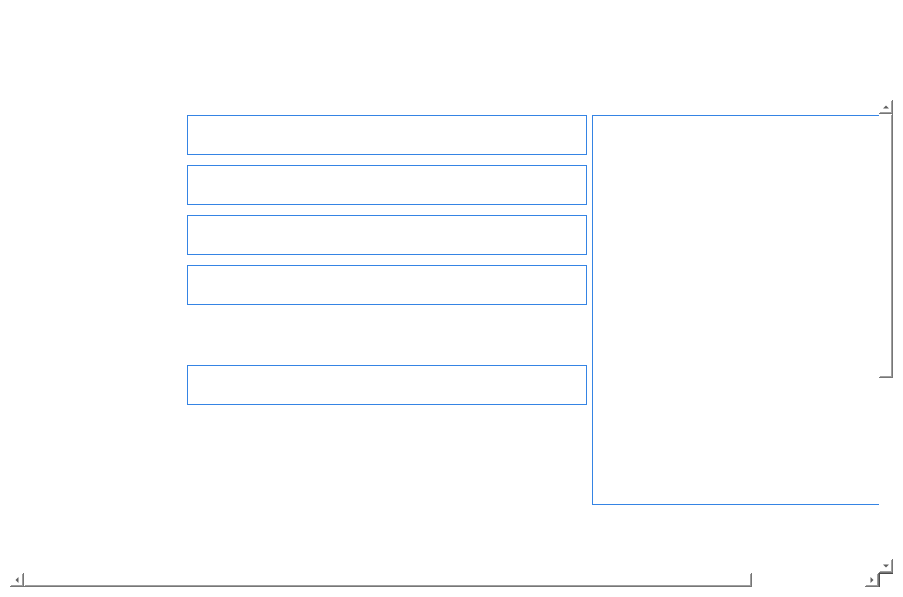
Qt form forms/Page_5.ui (apollo-k22/FaceAI-Product) before a commit.
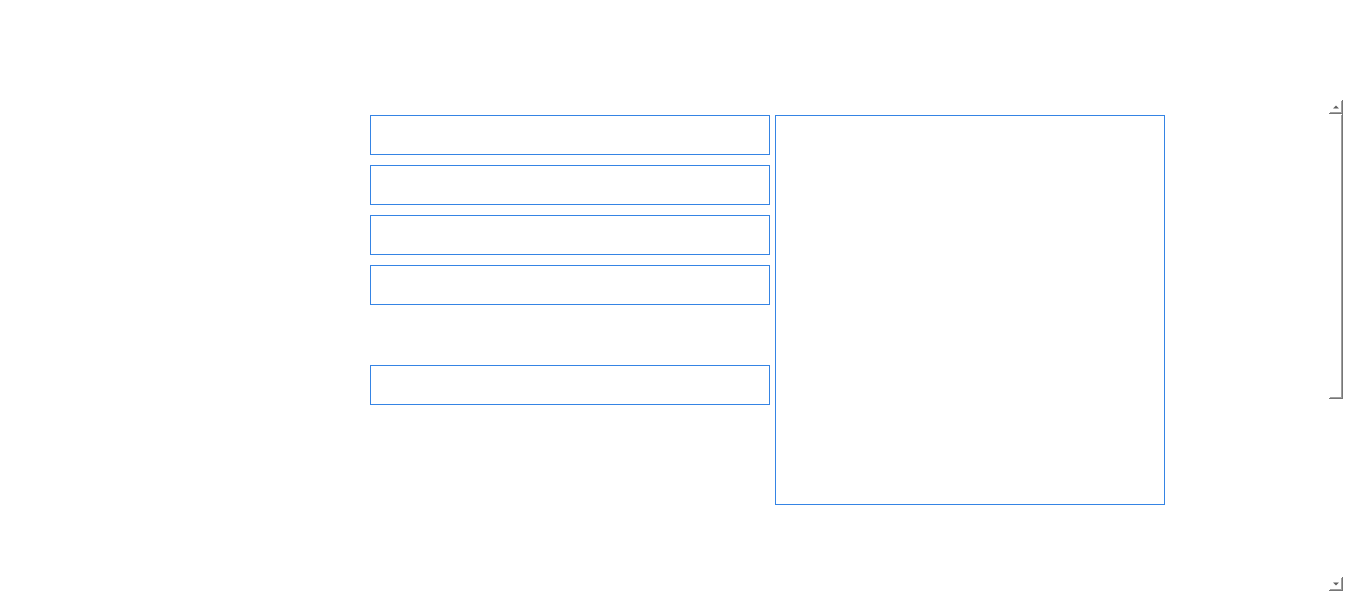
The same form after that commit. Icons and pictures are not drawn.

The edit to the form file:
```diff
--- a/forms/Page_5.ui
+++ b/forms/Page_5.ui
@@ -6,8 +6,8 @@
    <rect>
     <x>0</x>
     <y>0</y>
-    <width>903</width>
-    <height>597</height>
+    <width>1353</width>
+    <height>601</height>
    </rect>
   </property>
   <property name="styleSheet">
@@ -243,7 +243,7 @@
          <rect>
           <x>0</x>
           <y>0</y>
-          <width>1016</width>
+          <width>1314</width>
           <height>840</height>
          </rect>
         </property>
@@ -344,7 +344,7 @@
                       <enum>QFormLayout::DontWrapRows</enum>
                      </property>
                      <property name="horizontalSpacing">
-                      <number>6</number>
+                      <number>0</number>
                      </property>
                      <property name="verticalSpacing">
                       <number>10</number>
@@ -375,6 +375,12 @@
                          <height>40</height>
                         </size>
                        </property>
+                       <property name="maximumSize">
+                        <size>
+                         <width>140</width>
+                         <height>40</height>
+                        </size>
+                       </property>
                        <property name="font">
                         <font>
                          <pointsize>11</pointsize>
@@ -461,38 +467,6 @@
                        </property>
                       </widget>
                      </item>
-                     <item row="2" column="0">
-                      <widget class="QLabel" name="label_3">
-                       <property name="sizePolicy">
-                        <sizepolicy hsizetype="Expanding" vsizetype="Expanding">
-                         <horstretch>0</horstretch>
-                         <verstretch>0</verstretch>
-                        </sizepolicy>
-                       </property>
-                       <property name="minimumSize">
-                        <size>
-                         <width>140</width>
-                         <height>40</height>
-                        </size>
-                       </property>
-                       <property name="maximumSize">
-                        <size>
-                         <width>250</width>
-                         <height>40</height>
-                        </size>
-                       </property>
-                       <property name="styleSheet">
-                        <string notr="true">color: rgb(255, 255, 255);
-background:none;</string>
-                       </property>
-                       <property name="text">
-                        <string>Time of report generation:</string>
-                       </property>
-                       <property name="alignment">
-                        <set>Qt::AlignLeading|Qt::AlignLeft|Qt::AlignVCenter</set>
-                       </property>
-                      </widget>
-                     </item>
                      <item row="2" column="1">
                       <widget class="QLabel" name="lblTimeOfReportGeneration">
                        <property name="sizePolicy">
@@ -773,12 +747,50 @@
                        </property>
                       </widget>
                      </item>
+                     <item row="2" column="0">
+                      <widget class="QLabel" name="label_3">
+                       <property name="sizePolicy">
+                        <sizepolicy hsizetype="Preferred" vsizetype="Fixed">
+                         <horstretch>0</horstretch>
+                         <verstretch>0</verstretch>
+                        </sizepolicy>
+                       </property>
+                       <property name="minimumSize">
+                        <size>
+                         <width>140</width>
+                         <height>40</height>
+                        </size>
+                       </property>
+                       <property name="maximumSize">
+                        <size>
+                         <width>300</width>
+                         <height>40</height>
+                        </size>
+                       </property>
+                       <property name="font">
+                        <font>
+                         <family>Arial</family>
+                         <pointsize>13</pointsize>
+                        </font>
+                       </property>
+                       <property name="styleSheet">
+                        <string notr="true">color:white;
+background:none;</string>
+                       </property>
+                       <property name="text">
+                        <string>Time of report generation:</string>
+                       </property>
+                      </widget>
+                     </item>
                     </layout>
                    </item>
                   </layout>
                  </item>
                  <item>
                   <layout class="QVBoxLayout" name="verticalLayout_4">
+                   <property name="spacing">
+                    <number>0</number>
+                   </property>
                    <property name="topMargin">
                     <number>5</number>
                    </property>
@@ -790,12 +802,24 @@
                    </property>
                    <item>
                     <widget class="QLabel" name="lblSubjectImage">
+                     <property name="sizePolicy">
+                      <sizepolicy hsizetype="Fixed" vsizetype="Fixed">
+                       <horstretch>0</horstretch>
+                       <verstretch>0</verstretch>
+                      </sizepolicy>
+                     </property>
                      <property name="minimumSize">
                       <size>
                        <width>390</width>
                        <height>390</height>
                       </size>
                      </property>
+                     <property name="maximumSize">
+                      <size>
+                       <width>700</width>
+                       <height>700</height>
+                      </size>
+                     </property>
                      <property name="styleSheet">
                       <string notr="true">border: 1px solid rgb(53, 132, 228);
 background:transparent;</string>
```
Left out of the diff: 12 changed lines with no effect on the pictures.
